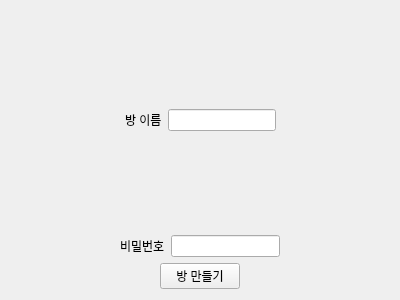
This is resource/make_room.ui in chanwoo7/ChattyChatty as Qt 5 draws it before an edit. The edited form follows.
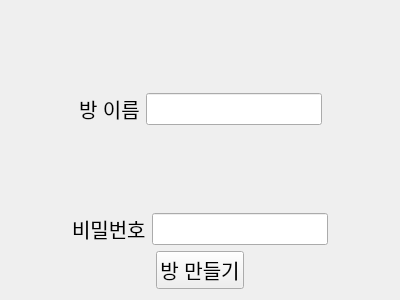
This is the edited form.

```diff
--- a/resource/make_room.ui
+++ b/resource/make_room.ui
@@ -45,13 +45,24 @@
        </item>
        <item alignment="Qt::AlignRight|Qt::AlignVCenter">
         <widget class="QLabel" name="label">
+         <property name="font">
+          <font>
+           <pointsize>15</pointsize>
+          </font>
+         </property>
          <property name="text">
           <string>방 이름</string>
          </property>
         </widget>
        </item>
        <item alignment="Qt::AlignLeft|Qt::AlignVCenter">
-        <widget class="QLineEdit" name="makeroom_name_lineEdit"/>
+        <widget class="QLineEdit" name="makeroom_name_lineEdit">
+         <property name="font">
+          <font>
+           <pointsize>15</pointsize>
+          </font>
+         </property>
+        </widget>
        </item>
        <item>
         <spacer name="horizontalSpacer">
@@ -87,13 +98,24 @@
      </item>
      <item>
       <widget class="QLabel" name="label_2">
+       <property name="font">
+        <font>
+         <pointsize>15</pointsize>
+        </font>
+       </property>
        <property name="text">
         <string>비밀번호</string>
        </property>
       </widget>
      </item>
      <item>
-      <widget class="QLineEdit" name="makeroom_password_lineEdit"/>
+      <widget class="QLineEdit" name="makeroom_password_lineEdit">
+       <property name="font">
+        <font>
+         <pointsize>15</pointsize>
+        </font>
+       </property>
+      </widget>
      </item>
      <item>
       <spacer name="horizontalSpacer_4">
@@ -112,6 +134,11 @@
    </item>
    <item alignment="Qt::AlignHCenter">
     <widget class="QPushButton" name="makeroom_pushButton">
+     <property name="font">
+      <font>
+       <pointsize>15</pointsize>
+      </font>
+     </property>
      <property name="text">
       <string>방 만들기</string>
      </property>
```
Left out of the diff: 22 changed lines with no effect on the pictures.
